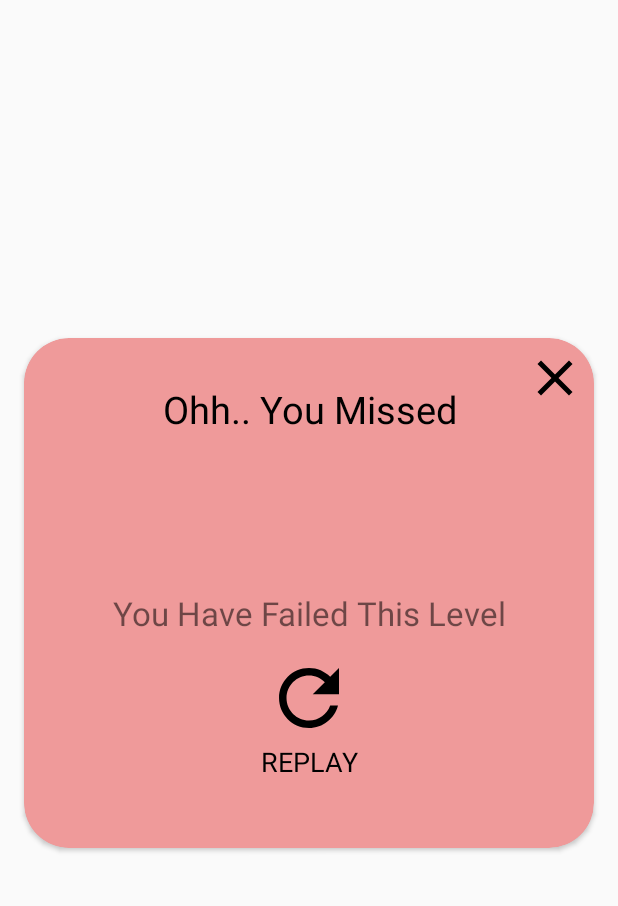
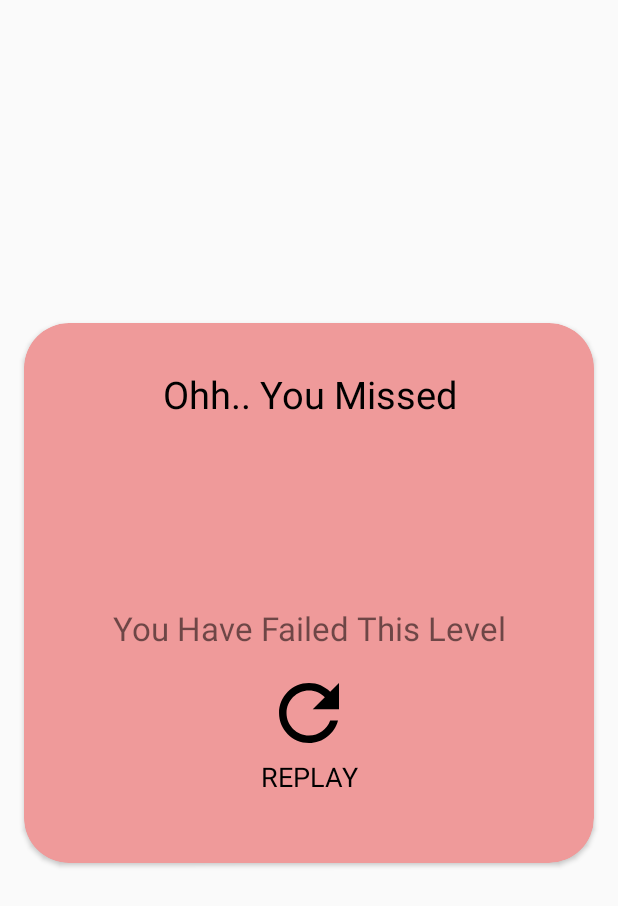
Before and after one commit to Kushal-Gera/Jumbled-World, an Android app: the layout fail_dialog.xml on its own in the app's theme, with its tools: preview values and no code run, on a phone screen of 412 x 824 dp. Shown: the top 906 px of the screen. Run offline under Robolectric (Android 15) with nearby library versions, the phone set to English and light mode, and no system bars.

```diff
--- a/app/build.gradle
+++ b/app/build.gradle
@@ -6,8 +6,8 @@ android {
         applicationId "com.application.jumbledworld"
         minSdkVersion 18
         targetSdkVersion 28
-        versionCode 13
-        versionName "3.5"
+        versionCode 15
+        versionName "4.5"
         testInstrumentationRunner "android.support.test.runner.AndroidJUnitRunner"
     }
     buildTypes {
--- a/app/src/main/java/com/application/jumbledworld/ContinueScreen.java
+++ b/app/src/main/java/com/application/jumbledworld/ContinueScreen.java
@@ -21,6 +21,7 @@ public class ContinueScreen extends AppCompatActivity {
     public static final String SHARED_PREF = "shared_pref";
     public static final String LEVEL_REACHED = "something";
     public static final String INTENT_LEVEL = "some";
+    InterstitialAd interstitialAd;
 
     Button new_game, cont;
 
@@ -39,7 +40,7 @@ public class ContinueScreen extends AppCompatActivity {
         new_game = findViewById(R.id.new_game);
         cont = findViewById(R.id.cont);
 
-        final InterstitialAd interstitialAd = new InterstitialAd(this);
+        interstitialAd = new InterstitialAd(ContinueScreen.this);
         interstitialAd.setAdUnitId("ca-app-pub-5073642246912223/1171603950");
         interstitialAd.loadAd(new AdRequest.Builder().build());
         interstitialAd.setAdListener(new AdListener(){
@@ -53,7 +54,6 @@ public class ContinueScreen extends AppCompatActivity {
                 intent.putExtra(INTENT_LEVEL, level);
                 startActivity(intent);
                 finish();
-
                 interstitialAd.loadAd(new AdRequest.Builder().build());
             }
         });
@@ -75,7 +75,6 @@ public class ContinueScreen extends AppCompatActivity {
                 if (interstitialAd.isLoaded())
                     interstitialAd.show();
                 else {
-
                     SharedPreferences preferences = getSharedPreferences(SHARED_PREF, MODE_PRIVATE);
                     int level = preferences.getInt(LEVEL_REACHED, 0);
 
@@ -83,6 +82,7 @@ public class ContinueScreen extends AppCompatActivity {
                     intent.putExtra(INTENT_LEVEL, level);
                     startActivity(intent);
                     finish();
+
                 }
             }
 
--- a/app/src/main/res/layout/fail_dialog.xml
+++ b/app/src/main/res/layout/fail_dialog.xml
@@ -4,18 +4,6 @@
     android:layout_width="match_parent"
     android:layout_height="match_parent"
     android:gravity="center">
-
-    <ImageView
-        android:id="@+id/close"
-        android:layout_width="40dp"
-        android:layout_height="40dp"
-        android:layout_alignParentTop="true"
-        android:layout_alignParentEnd="true"
-        android:layout_marginTop="94dp"
-        android:layout_marginEnd="22dp"
-        android:contentDescription="@string/description"
-        android:elevation="3dp"
-        android:src="@drawable/close" />
 
     <androidx.cardview.widget.CardView
         android:layout_width="match_parent"
@@ -49,7 +37,9 @@
                 android:id="@+id/animation_view"
                 android:layout_width="100dp"
                 android:layout_height="100dp"
-                android:padding="-10dp"
+                android:layout_marginTop="10dp"
+                android:layout_marginBottom="10dp"
+                android:padding="10dp"
                 app:lottie_rawRes="@raw/cross"
                 app:lottie_loop="false"
                 app:lottie_autoPlay="true" />
```
Also changed, not shown: app/src/main/java/com/application/jumbledworld/MainActivity.java (+20 -32 lines), app/src/main/res/layout/pass_dialog.xml (+0 -14 lines).
